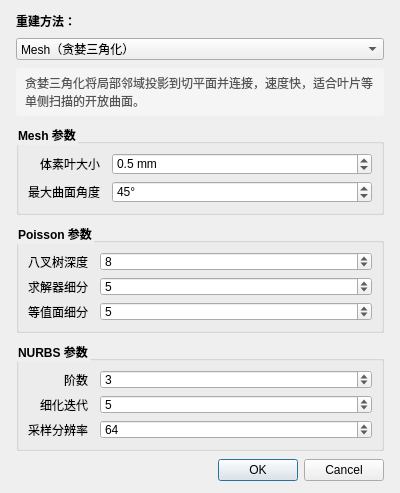
First picture: the form in Select_UI/reconst_surface_dialog.ui, repository Sunjason123314/RD_Project, before the edit.
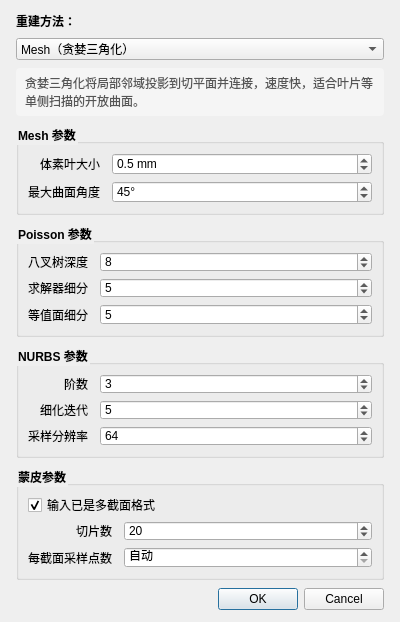
Second picture: the form after the edit.

Commit message:
feat: 蒙皮法叶片曲面重建
- separateBladeSurfaces: camber-aware 分离叶背/叶盆两个开放曲面
- 前后缘圆弧拟合平滑汇聚到共享尖端
- 截面间 PCA 方向对齐(refU/refV)，消除 mesh 螺旋扭曲
- loftReconstruction 改用新分面流程，合并闭合环做 ring-to-ring 三角化
- 插值点数可通过 loftResolution 定制
- 修复 loft_mesh 无法隐藏/删除(meshIndex 参数位置错误)
- 右键菜单显示/隐藏改为单一切换项

The edit to the form file:
```diff
--- a/Select_UI/reconst_surface_dialog.ui
+++ b/Select_UI/reconst_surface_dialog.ui
@@ -7,7 +7,7 @@
     <x>0</x>
     <y>0</y>
     <width>400</width>
-    <height>460</height>
+    <height>600</height>
    </rect>
   </property>
   <property name="windowTitle">
@@ -348,6 +348,95 @@
      </layout>
     </widget>
    </item>
+   <item>
+    <widget class="QGroupBox" name="groupBoxLoft">
+     <property name="title">
+      <string>蒙皮参数</string>
+     </property>
+     <property name="styleSheet">
+      <string notr="true">QGroupBox { font-weight: bold; }</string>
+     </property>
+     <layout class="QFormLayout" name="formLayoutLoft">
+      <property name="labelAlignment">
+       <set>Qt::AlignRight|Qt::AlignTrailing|Qt::AlignVCenter</set>
+      </property>
+      <property name="horizontalSpacing">
+       <number>12</number>
+      </property>
+      <property name="verticalSpacing">
+       <number>6</number>
+      </property>
+      <item row="0" column="0" colspan="2">
+       <widget class="QCheckBox" name="checkBoxMultiSection">
+        <property name="text">
+         <string>输入已是多截面格式</string>
+        </property>
+        <property name="checked">
+         <bool>true</bool>
+        </property>
+        <property name="toolTip">
+         <string>勾选（输入已是多截面）：
+· 若在列表中多选了多片点云 → 每片作为一个截面；
+· 若只选一片、但其内部已含多个分离截面 → 沿主轴按间隙自动切分成多个截面（截面数由数据决定）。
+不勾选：对单个选中点云先沿主轴 PCA 均匀切片，再蒙皮（切片数见下）。</string>
+        </property>
+       </widget>
+      </item>
+      <item row="1" column="0">
+       <widget class="QLabel" name="labelLoftSlices">
+        <property name="text">
+         <string>切片数</string>
+        </property>
+       </widget>
+      </item>
+      <item row="1" column="1">
+       <widget class="QSpinBox" name="spinBoxLoftSlices">
+        <property name="minimum">
+         <number>2</number>
+        </property>
+        <property name="maximum">
+         <number>500</number>
+        </property>
+        <property name="value">
+         <number>20</number>
+        </property>
+        <property name="toolTip">
+         <string>未勾选“多截面格式”时，对单个点云沿主轴切成的截面数量。勾选时此项无效。</string>
+        </property>
+       </widget>
+      </item>
+      <item row="2" column="0">
+       <widget class="QLabel" name="labelLoftResolution">
+        <property name="text">
+         <string>每截面采样点数</string>
+        </property>
+       </widget>
+      </item>
+      <item row="2" column="1">
+       <widget class="QSpinBox" name="spinBoxLoftResolution">
+        <property name="minimum">
+         <number>0</number>
+        </property>
+        <property name="maximum">
+         <number>100000</number>
+        </property>
+        <property name="singleStep">
+         <number>1000</number>
+        </property>
+        <property name="value">
+         <number>0</number>
+        </property>
+        <property name="specialValueText">
+         <string>自动</string>
+        </property>
+        <property name="toolTip">
+         <string>每个截面均匀化+重采样后的点数。0=自动（取各截面点数中位数，上限1000）；手动设置可控制细节精度，值越大越精细但计算越慢。</string>
+        </property>
+       </widget>
+      </item>
+     </layout>
+    </widget>
+   </item>
    <item>
     <widget class="QDialogButtonBox" name="buttonBox">
      <property name="orientation">
```
Left out of the diff: 5 changed lines with no effect on the pictures. The commit also changes 7 other files.
